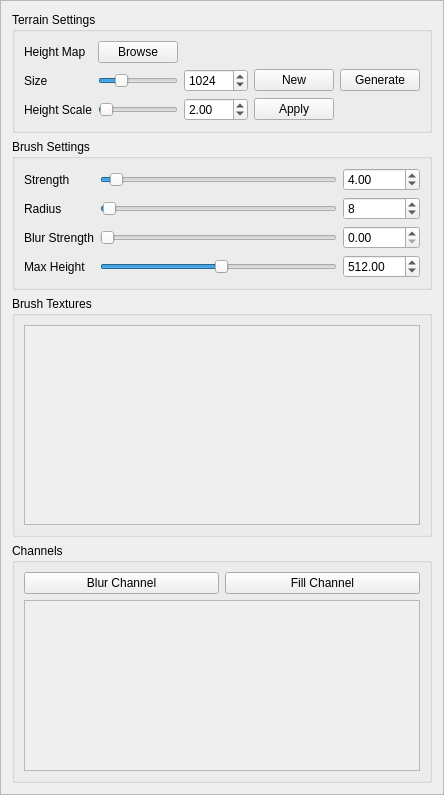
Before: the Qt Designer form code/qttoolkit/contentbrowser/ui/terrainwidget.ui in NebulaTerrain/nebula-trifid, drawn with Qt 5.
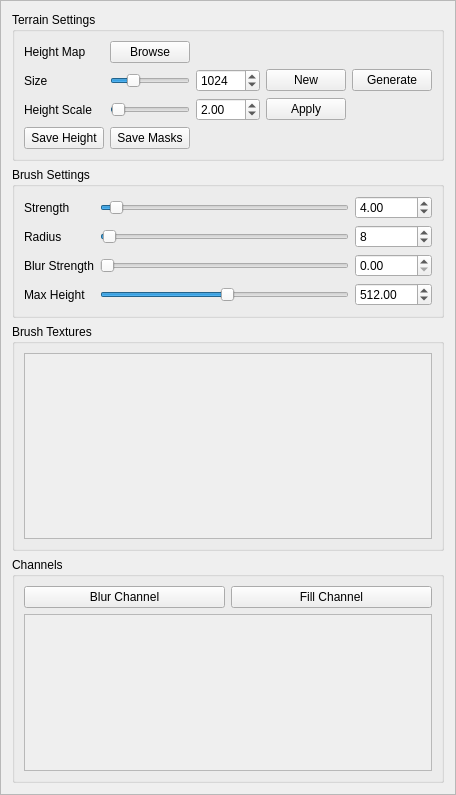
After: the same form once the commit is applied.

Commit message: added save of height map and masks

```diff
--- a/code/qttoolkit/contentbrowser/ui/terrainwidget.ui
+++ b/code/qttoolkit/contentbrowser/ui/terrainwidget.ui
@@ -6,7 +6,7 @@
    <rect>
     <x>0</x>
     <y>0</y>
-    <width>407</width>
+    <width>418</width>
     <height>795</height>
    </rect>
   </property>
@@ -47,8 +47,8 @@
           <rect>
            <x>0</x>
            <y>0</y>
-           <width>365</width>
-           <height>221</height>
+           <width>376</width>
+           <height>207</height>
           </rect>
          </property>
          <property name="sizePolicy">
@@ -256,21 +256,21 @@
       <string>Channels</string>
      </property>
      <layout class="QGridLayout" name="gridLayout_5">
-      <item row="0" column="0">
+      <item row="1" column="0">
        <widget class="QPushButton" name="blurChannel_pushButton">
         <property name="text">
          <string>Blur Channel</string>
         </property>
        </widget>
       </item>
-      <item row="0" column="1">
+      <item row="1" column="1">
        <widget class="QPushButton" name="fillChannel_pushButton">
         <property name="text">
          <string>Fill Channel</string>
         </property>
        </widget>
       </item>
-      <item row="1" column="0" colspan="2">
+      <item row="2" column="0" colspan="2">
        <widget class="QScrollArea" name="channels_scrollArea">
         <property name="sizePolicy">
          <sizepolicy hsizetype="Expanding" vsizetype="Expanding">
@@ -292,8 +292,8 @@
           <rect>
            <x>0</x>
            <y>0</y>
-           <width>365</width>
-           <height>192</height>
+           <width>376</width>
+           <height>177</height>
           </rect>
          </property>
          <property name="sizePolicy">
@@ -435,6 +435,20 @@
         </property>
        </widget>
       </item>
+      <item row="6" column="0">
+       <widget class="QPushButton" name="saveHeightMap_pushButton">
+        <property name="text">
+         <string>Save Height</string>
+        </property>
+       </widget>
+      </item>
+      <item row="6" column="1">
+       <widget class="QPushButton" name="saveMasks_pushButton">
+        <property name="text">
+         <string>Save Masks</string>
+        </property>
+       </widget>
+      </item>
      </layout>
     </widget>
    </item>
```
The commit also changes 4 other files.
